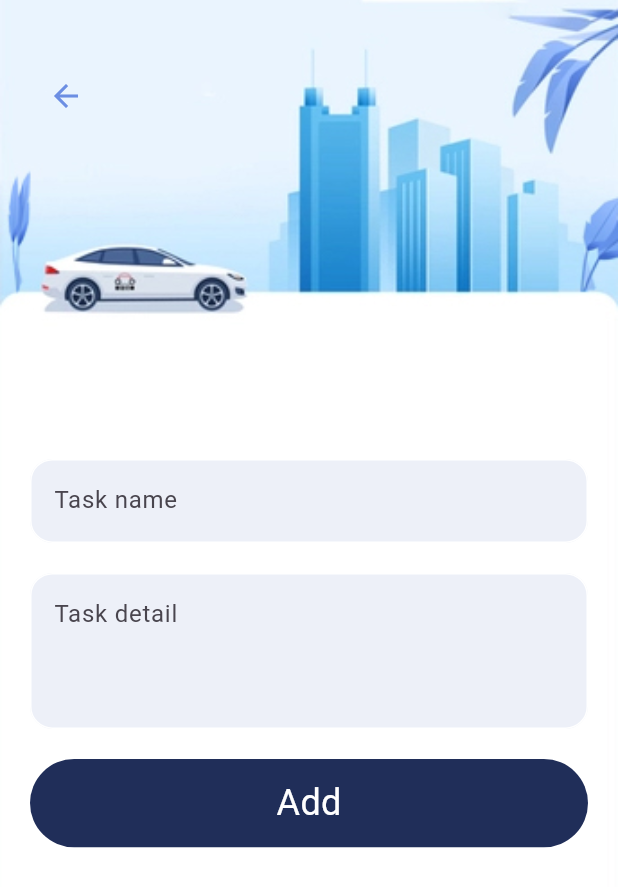
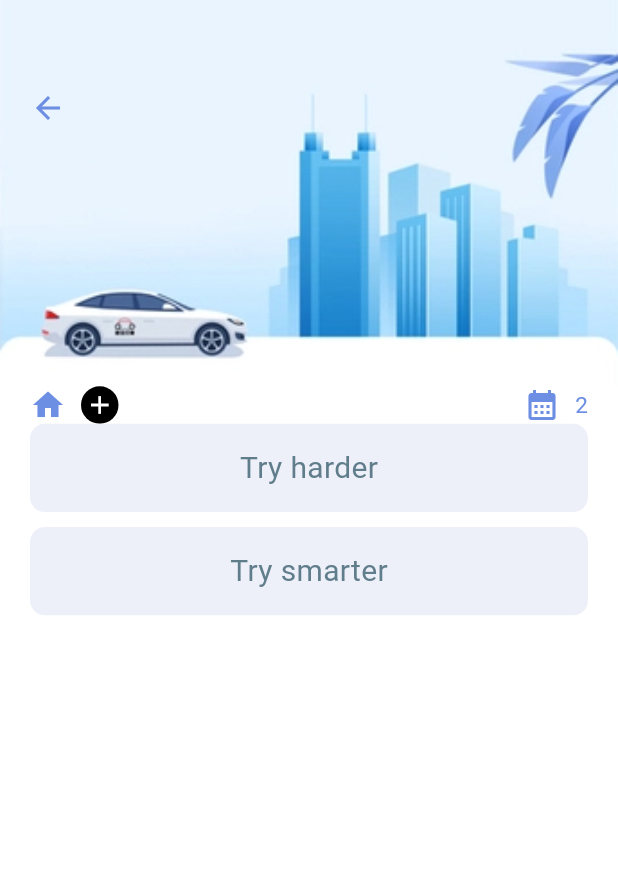
Before and after one commit to rstubryan/flutter-ppm, a Flutter app: the screen it shows after launch, on a phone screen of 412 x 824 dp. Shown: the top 887 px of the screen. Run offline on Flutter 3.47's test engine with Material 3 defaults, Android fonts, the phone set to English and light mode, and no system bars.

Commit message:
Add manage tasks design done, routing not done yet

```diff
--- a/lib/main.dart
+++ b/lib/main.dart
@@ -1,5 +1,6 @@
 import 'package:flutter/material.dart';
 import 'package:flutter_mysql_express/screens/add_task.dart';
+import 'package:flutter_mysql_express/screens/all_tasks.dart';
 import 'package:flutter_mysql_express/screens/home_screen.dart';
 
 void main() {
@@ -19,7 +20,7 @@ class MyApp extends StatelessWidget {
         colorScheme: ColorScheme.fromSeed(seedColor: Colors.deepPurple),
         useMaterial3: true,
       ),
-      home: const AddTask(),
+      home: const AllTasks(),
     );
   }
 }
--- /dev/null
+++ b/lib/screens/all_tasks.dart
@@ -0,0 +1,170 @@
+import 'package:flutter/material.dart';
+import 'package:flutter_mysql_express/utils/app_colors.dart';
+import 'package:flutter_mysql_express/widgets/button_widget.dart';
+import 'package:flutter_mysql_express/widgets/task_widget.dart';
+
+class AllTasks extends StatelessWidget {
+  const AllTasks({super.key});
+
+  @override
+  Widget build(BuildContext context) {
+    List myData = ["Try harder", "Try smarter"];
+    final leftEditIcon = Container(
+      margin: const EdgeInsets.only(bottom: 10),
+      color: const Color(0xFF2e3253).withOpacity(0.5),
+      child: const Icon(
+        Icons.edit,
+        color: Colors.white,
+      ),
+      alignment: Alignment.centerLeft,
+    );
+    final rightEditIcon = Container(
+      margin: const EdgeInsets.only(bottom: 10),
+      color: Colors.redAccent,
+      child: const Icon(
+        Icons.delete,
+        color: Colors.white,
+      ),
+      alignment: Alignment.centerRight,
+    );
+    return Scaffold(
+      backgroundColor: Colors.white,
+      body: Column(
+        children: [
+          Container(
+            padding: EdgeInsets.only(
+              left: 20,
+              top: 60,
+            ),
+            alignment: Alignment.topLeft,
+            child: Icon(
+              Icons.arrow_back,
+              color: AppColors.secondaryColor,
+            ),
+            width: double.maxFinite,
+            height: MediaQuery.of(context).size.height / 3.2,
+            decoration: BoxDecoration(
+              image: DecorationImage(
+                fit: BoxFit.cover,
+                image: AssetImage("assets/header1.jpg"),
+              ),
+            ),
+          ),
+          Container(
+            padding: const EdgeInsets.only(
+              left: 20,
+              right: 20,
+            ),
+            child: Row(
+              children: [
+                Icon(
+                  Icons.home,
+                  color: AppColors.secondaryColor,
+                ),
+                SizedBox(
+                  width: 10,
+                ),
+                Container(
+                  child: Icon(
+                    Icons.add,
+                    color: Colors.white,
+                    size: 20,
+                  ),
+                  width: 25,
+                  height: 25,
+                  decoration: BoxDecoration(
+                      borderRadius: BorderRadius.circular(12.5),
+                      color: Colors.black),
+                ),
+                Expanded(child: Container()),
+                Icon(
+                  Icons.calendar_month_sharp,
+                  color: AppColors.secondaryColor,
+                ),
+                SizedBox(
+                  width: 10,
+                ),
+                Text(
+                  "2",
+                  style: TextStyle(
+                    fontSize: 15,
+                    color: AppColors.secondaryColor,
+                  ),
+                ),
+              ],
+            ),
+          ),
+          Flexible(
+            child: ListView.builder(
+              itemCount: myData.length,
+              itemBuilder: (context, index) {
+                return Dismissible(
+                  background: leftEditIcon,
+                  secondaryBackground: rightEditIcon,
+                  onDismissed: (DismissDirection direction) {
+                    print("after dismiss");
+                  },
+                  confirmDismiss: (DismissDirection direction) async {
+                    if (direction == DismissDirection.startToEnd) {
+                      showModalBottomSheet(
+                          backgroundColor: Colors.transparent,
+                          barrierColor: Colors.transparent,
+                          context: context,
+                          builder: (_) {
+                            return Container(
+                              height: 500,
+                              width: 500,
+                              decoration: BoxDecoration(
+                                  color:
+                                      const Color(0xFF2e3253).withOpacity(0.4),
+                                  borderRadius: const BorderRadius.only(
+                                    topRight: Radius.circular(20),
+                                    topLeft: Radius.circular(20),
+                                  )),
+                              child: Padding(
+                                padding: EdgeInsets.only(left: 20, right: 20),
+                                child: Column(
+                                    mainAxisAlignment: MainAxisAlignment.center,
+                                    children: [
+                                      ButtonWidget(
+                                          backgroundcolor: AppColors.mainColor,
+                                          text: "View",
+                                          textColor: Colors.white),
+                                      SizedBox(
+                                        height: 20,
+                                      ),
+                                      ButtonWidget(
+                                          backgroundcolor: AppColors.mainColor,
+                                          text: "Edit",
+                                          textColor: Colors.white),
+                                    ]),
+                              ),
+                            );
+                          });
+                      return false;
+                    } else {
+                      return Future.delayed(Duration(seconds: 1),
+                          () => direction == DismissDirection.endToStart);
+                    }
+                  },
+                  key: ObjectKey(index),
+                  child: Container(
+                    margin: const EdgeInsets.only(
+                      left: 20,
+                      right: 20,
+                      bottom: 10,
+                    ),
+                    child: TaskWidget(
+                      text: myData[index],
+                      color: Colors.blueGrey,
+                    ),
+                  ),
+                );
+              },
+            ),
+          ),
+        ],
+      ),
+    );
+  }
+}
--- /dev/null
+++ b/lib/widgets/task_widget.dart
@@ -0,0 +1,32 @@
+import 'package:flutter/material.dart';
+
+class TaskWidget extends StatelessWidget {
+  final String text;
+  final Color? color;
+  const TaskWidget({
+    Key? key,
+    required this.text,
+    required this.color,
+  }) : super(key: key);
+
+  @override
+  Widget build(BuildContext context) {
+    return Container(
+      width: double.maxFinite,
+      height: MediaQuery.of(context).size.height / 14,
+      decoration: BoxDecoration(
+        color: Color(0xFFedf0f8),
+        borderRadius: BorderRadius.circular(10),
+      ),
+      child: Center(
+        child: Text(
+          text,
+          style: TextStyle(
+            fontSize: 20,
+            color: color,
+          ),
+        ),
+      ),
+    );
+  }
+}
```
